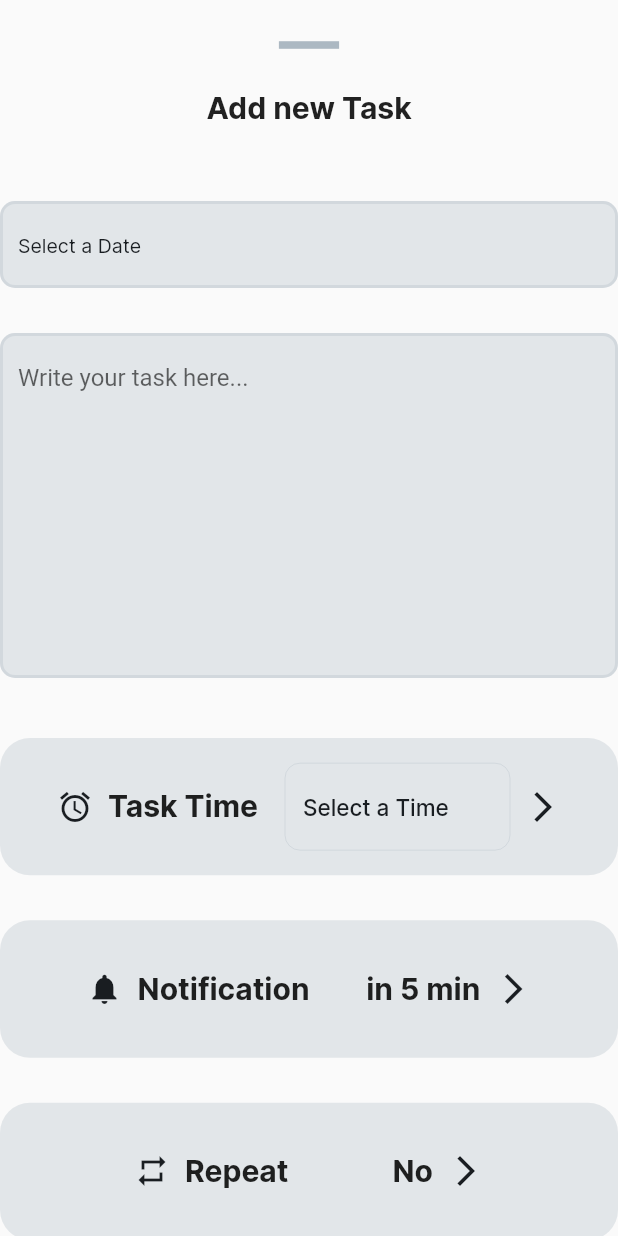
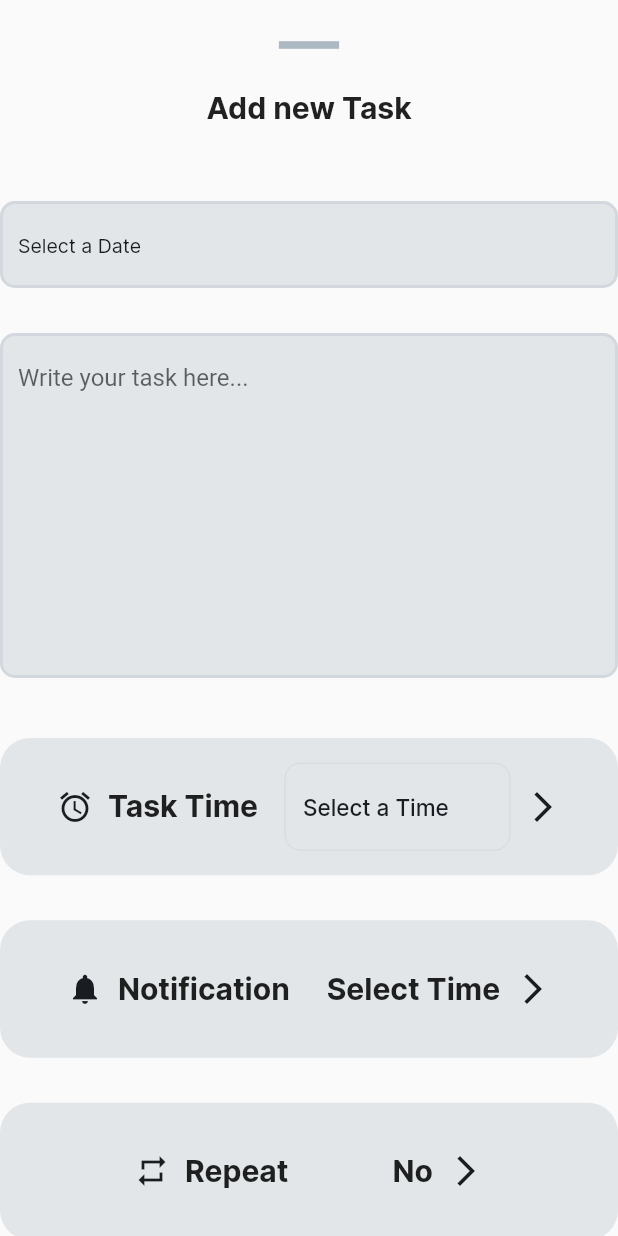
Before and after one commit to Cindy-dev/task_manager, a Flutter app: what buildSheet() shows on an empty page, opened directly with empty values, on a phone screen of 412 x 824 dp. Run offline on Flutter 3.47's test engine with Material 2 defaults, Android fonts, the phone set to English and light mode, and no system bars; our stand-ins replace equatable, sliding_sheet.

```diff
--- a/lib/task/ui/view/home_screen.dart
+++ b/lib/task/ui/view/home_screen.dart
@@ -1,5 +1,4 @@
 import 'package:flutter/material.dart';
-import 'package:sliding_sheet/sliding_sheet.dart';
 import 'package:task_manager/task/utilities/task_strings/home_strings.dart';
 import 'package:task_manager/src/utilities/device_size.dart';
 import '../../../src/utilities/app_constants/app_colors.dart';
--- a/lib/task/ui/widgets/add_new_task.dart
+++ b/lib/task/ui/widgets/add_new_task.dart
@@ -1,5 +1,7 @@
 import 'package:flutter/material.dart';
 import 'package:sliding_sheet/sliding_sheet.dart';
+import 'package:task_manager/src/utilities/cupertino_time_picker.dart';
+import 'package:task_manager/src/utilities/device_navigation.dart';
 import 'package:task_manager/task/utilities/task_strings/add_task_strings.dart';
 import '../../../src/utilities/add_task_button.dart';
 import '../../../src/utilities/app_constants/app_colors.dart';
@@ -8,8 +10,7 @@ import '../../../src/utilities/date_impl.dart';
 import '../../../src/utilities/time_impl.dart';
 import 'tile_container.dart';
 
-
-Future showSheet(BuildContext context) => showSlidingBottomSheet(context,
+Future showSheet(BuildContext context,) => showSlidingBottomSheet(context,
     builder: (context) => const SlidingSheetDialog(
           cornerRadius: 16,
           padding: EdgeInsets.all(15),
@@ -21,13 +22,14 @@ Future showSheet(BuildContext context) => showSlidingBottomSheet(context,
           builder: buildSheet,
         ));
 
-Widget buildSheet(context, state) => Material(
+Widget buildSheet(context, state) {
+  final impl = Impl();
+  return Material(
     child: Column(
       crossAxisAlignment: CrossAxisAlignment.center,
       mainAxisSize: MainAxisSize.min,
       children: [
         GestureDetector(
-            // onVerticalDragUpdate: (_) => navigatePop(context),
           child: const Icon(
             Icons.horizontal_rule,
             size: 60,
@@ -87,16 +89,33 @@ Widget buildSheet(context, state) => Material(
         const SizedBox(
           height: 30,
         ),
-          const TileContainer(
+        TileContainer(
           text: 'Notification',
           iconHeader: Icons.notifications,
           arrowFwd: Icons.arrow_forward_ios,
-            action: Text(
-              'in 5 min',
+          action: InkWell(
+            onTap: () {
+              impl.bottomSheet(context, impl.timePicker((p0) {
+                (Duration changedtimer) {
+                  // setState(() {
+                  //   impl.initialtimer = changedtimer;
+                  //   impl.time = changedtimer.inHours.toString() +
+                  //       ' hrs ' +
+                  //       (changedtimer.inMinutes % 60).toString() +
+                  //       ' mins ' +
+                  //       (changedtimer.inSeconds % 60).toString() +
+                  //       ' secs';
+                  // });
+                };
+              }));
+            },
+            child: const Text(
+              'Select Time',
               style: TextStyle(
                 fontSize: 20,
                 fontWeight: FontWeight.w600,
                 fontFamily: AppStrings.fontName,
+              ),
             ),
           ),
         ),
@@ -142,3 +161,4 @@ Widget buildSheet(context, state) => Material(
       ],
     ),
   );
+}
```
Also changed, not shown: lib/src/utilities/cupertino_time_picker.dart (added, +103 -0 lines), lib/main.dart (line endings or trailing spaces). Lines whose indentation alone changed are shown as unchanged.
